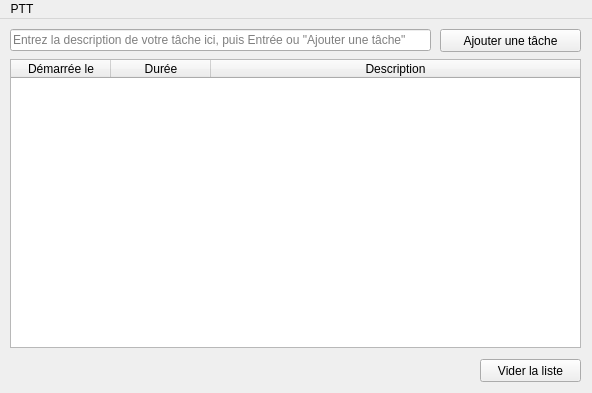
Before: the Qt Designer form ui/ptt_main.ui in dchlab/ptt, drawn with Qt 5.
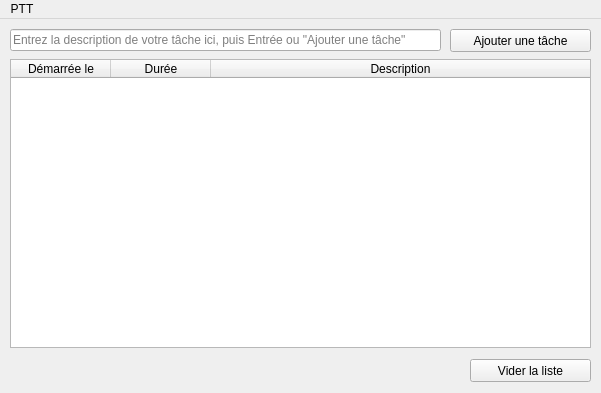
After: the same form once the commit is applied. Icons and pictures are not drawn.

What changed in the file:
```diff
--- a/ui/ptt_main.ui
+++ b/ui/ptt_main.ui
@@ -6,19 +6,19 @@
    <rect>
     <x>0</x>
     <y>0</y>
-    <width>592</width>
+    <width>601</width>
     <height>393</height>
    </rect>
   </property>
   <property name="minimumSize">
    <size>
-    <width>592</width>
+    <width>601</width>
     <height>393</height>
    </size>
   </property>
   <property name="maximumSize">
    <size>
-    <width>592</width>
+    <width>601</width>
     <height>393</height>
    </size>
   </property>
@@ -35,7 +35,7 @@
      <rect>
       <x>10</x>
       <y>40</y>
-      <width>571</width>
+      <width>581</width>
       <height>289</height>
      </rect>
     </property>
@@ -96,7 +96,7 @@
      <rect>
       <x>10</x>
       <y>10</y>
-      <width>421</width>
+      <width>431</width>
       <height>22</height>
      </rect>
     </property>
@@ -107,7 +107,7 @@
    <widget class="QPushButton" name="btn_task_add">
     <property name="geometry">
      <rect>
-      <x>440</x>
+      <x>450</x>
       <y>10</y>
       <width>141</width>
       <height>23</height>
@@ -120,9 +120,9 @@
    <widget class="QPushButton" name="btn_lst_tasks_empty">
     <property name="geometry">
      <rect>
-      <x>480</x>
+      <x>470</x>
       <y>340</y>
-      <width>101</width>
+      <width>121</width>
       <height>23</height>
      </rect>
     </property>
@@ -136,7 +136,7 @@
     <rect>
      <x>0</x>
      <y>0</y>
-     <width>592</width>
+     <width>601</width>
      <height>21</height>
     </rect>
    </property>
```
